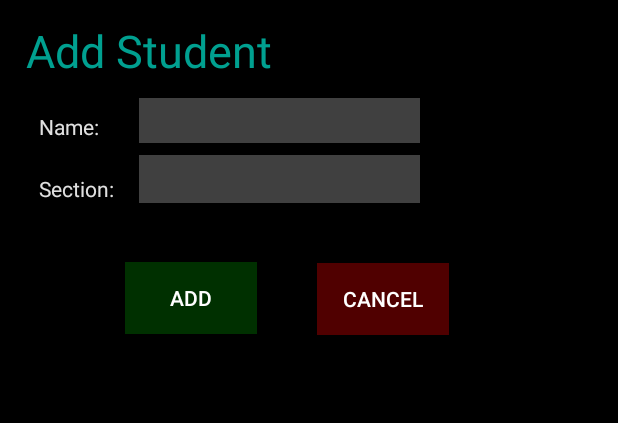
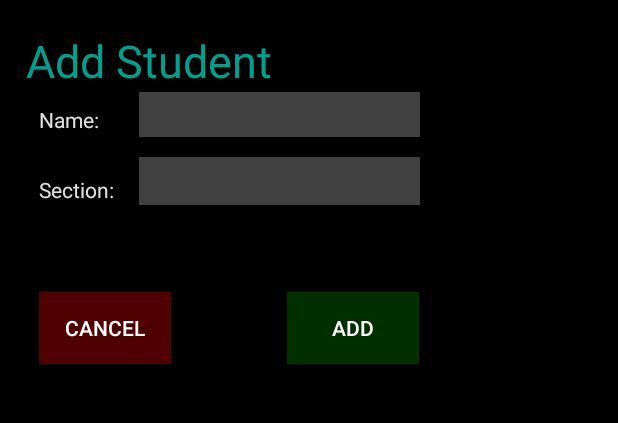
Before and after one commit to ScottDaniels/labaaoom, an Android app: the New_student screen opened directly, with no data from a screen before it, on a phone screen of 412 x 824 dp, the part 75-498 px from its top. Run offline under Robolectric (Android 15) with nearby library versions, the phone set to English and light mode, and no system bars.

Commit message:
Consitent go/can buttons on add activity

```diff
--- a/app/src/main/res/layout/activity_new_student.xml
+++ b/app/src/main/res/layout/activity_new_student.xml
@@ -6,59 +6,61 @@
     android:layout_width="match_parent"
     android:layout_height="match_parent"
     android:background="#000000"
-    tools:context="com.rocklizard.labaaoom.New_student">
+    tools:context="com.rocklizard.labaaoom.New_student"
+    tools:layout_editor_absoluteY="25dp"
+    tools:layout_editor_absoluteX="0dp">
 
     <EditText
         android:id="@+id/student_name"
         android:layout_width="187dp"
         android:layout_height="30dp"
-        android:layout_marginLeft="9dp"
-        android:layout_marginTop="18dp"
         android:ems="10"
         android:inputType="textPersonName"
         android:background="@color/edit_text_bg"
         android:textColor="@color/edit_text_fg"
         android:text=""
+        android:layout_marginStart="9dp"
+        android:layout_marginTop="7dp"
+        app:layout_constraintTop_toBottomOf="@+id/add_user_tag"
         app:layout_constraintLeft_toRightOf="@+id/name_tag"
-        app:layout_constraintTop_toBottomOf="@+id/add_user_tag"
-        android:layout_marginStart="9dp"/>
+        android:layout_marginLeft="8dp"/>
 
     <TextView
         android:id="@+id/section"
         android:layout_width="57dp"
         android:layout_height="20dp"
-        android:layout_marginLeft="26dp"
-        android:layout_marginTop="20dp"
         android:text="Section:"
         android:textColor="@color/tag_colour"
+        android:layout_marginStart="26dp"
+        android:layout_marginLeft="35dp"
         app:layout_constraintLeft_toLeftOf="parent"
-        app:layout_constraintTop_toBottomOf="@+id/name_tag"
-        android:layout_marginStart="26dp"/>
+        android:layout_marginTop="25dp"
+        app:layout_constraintTop_toBottomOf="@+id/name_tag"/>
 
     <TextView
         android:id="@+id/add_user_tag"
         android:layout_width="173dp"
         android:layout_height="34dp"
-        android:layout_marginLeft="20dp"
-        android:layout_marginTop="63dp"
         android:text="Add Student"
         android:textColor="@color/header_colour"
         android:textSize="30sp"
-        app:layout_constraintLeft_toLeftOf="parent"
-        app:layout_constraintTop_toTopOf="parent"
-        android:layout_marginStart="17dp"/>
+        android:layout_marginStart="17dp"
+        android:layout_marginTop="20dp"
+        app:layout_constraintTop_toBottomOf="@+id/app_title"
+        android:layout_marginLeft="16dp"
+        app:layout_constraintLeft_toLeftOf="parent"/>
 
     <TextView
         android:id="@+id/name_tag"
         android:layout_width="57dp"
         android:layout_height="21dp"
-        android:layout_marginLeft="26dp"
-        android:layout_marginTop="27dp"
         android:text="Name:"
         android:textColor="@color/tag_colour"
+        android:layout_marginStart="26dp"
+        android:layout_marginLeft="26dp"
         app:layout_constraintLeft_toLeftOf="parent"
-        app:layout_constraintTop_toBottomOf="@+id/add_user_tag"
-        android:layout_marginStart="26dp"/>
+        android:layout_marginTop="16dp"
+        app:layout_constraintTop_toBottomOf="@+id/add_user_tag"/>
 
     <EditText
         android:id="@+id/section_id"
@@ -69,39 +71,37 @@
         android:text=""
         android:background="@color/edit_text_bg"
         android:textColor="@color/edit_text_fg"
-        android:layout_marginTop="8dp"
+        android:layout_marginStart="9dp"
         app:layout_constraintLeft_toRightOf="@+id/section"
         android:layout_marginLeft="9dp"
-        app:layout_constraintTop_toBottomOf="@+id/student_name"
-        android:layout_marginStart="9dp"/>
+        android:layout_marginTop="13dp"
+        app:layout_constraintTop_toBottomOf="@+id/student_name"/>
 
     <Button
         android:id="@+id/add_button"
         android:layout_width="wrap_content"
         android:layout_height="wrap_content"
-        android:layout_marginLeft="83dp"
-        android:layout_marginTop="39dp"
         android:background="@drawable/go_button"
         android:onClick="Add_clicked"
         android:text="Add"
         android:textColor="@color/edit_text_fg"
-        app:layout_constraintLeft_toLeftOf="parent"
+        android:layout_marginTop="58dp"
         app:layout_constraintTop_toBottomOf="@+id/section_id"
-        android:layout_marginStart="83dp"/>
+        app:layout_constraintLeft_toRightOf="@+id/can_button"
+        android:layout_marginLeft="77dp"/>
 
     <Button
         android:id="@+id/can_button"
         android:layout_width="wrap_content"
         android:layout_height="48dp"
-        android:layout_marginLeft="211dp"
-        android:layout_marginTop="225dp"
         android:background="@drawable/can_button"
         android:onClick="Cancel_clicked"
         android:text="Cancel"
         android:textColor="@color/edit_text_fg"
+        android:layout_marginLeft="26dp"
         app:layout_constraintLeft_toLeftOf="parent"
-        app:layout_constraintTop_toTopOf="parent"
-        android:layout_marginStart="211dp"/>
+        android:layout_marginTop="58dp"
+        app:layout_constraintTop_toBottomOf="@+id/section_id"/>
 
     <TextView
         android:id="@+id/app_title"
@@ -110,8 +110,8 @@
         android:text="LaBaaooM"
         android:textColor="@color/title_colour"
         android:textSize="30dp"
-        app:layout_constraintLeft_toLeftOf="parent"
         app:layout_constraintTop_toTopOf="parent"
         android:layout_marginTop="16dp"
+        app:layout_constraintLeft_toLeftOf="parent"
         app:layout_constraintRight_toRightOf="parent"/>
 </android.support.constraint.ConstraintLayout>
```
